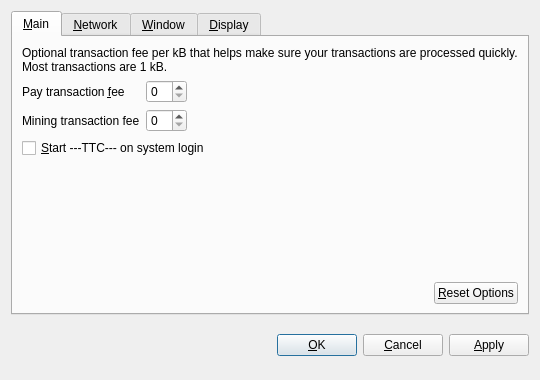
Before: the Qt Designer form src/qt/forms/optionsdialog.ui in neiros/TDC, drawn with Qt 5.
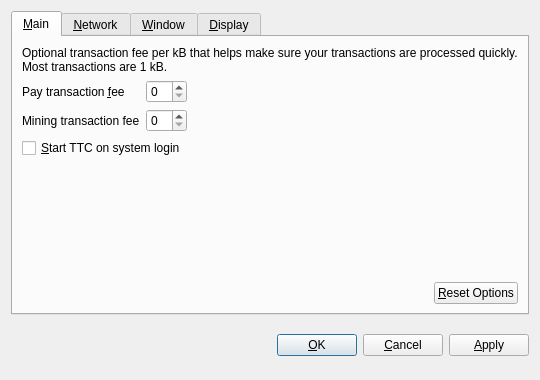
After: the same form once the commit is applied. Custom widgets are drawn as their Qt base class.

What changed in the file:
```diff
--- a/src/qt/forms/optionsdialog.ui
+++ b/src/qt/forms/optionsdialog.ui
@@ -100,7 +100,7 @@
           <string>Automatically start Bitcoin after logging in to the system.</string>
          </property>
          <property name="text">
-          <string>&amp;Start ---TTC--- on system login</string>
+          <string>&amp;Start TTC on system login</string>
          </property>
         </widget>
        </item>
```
